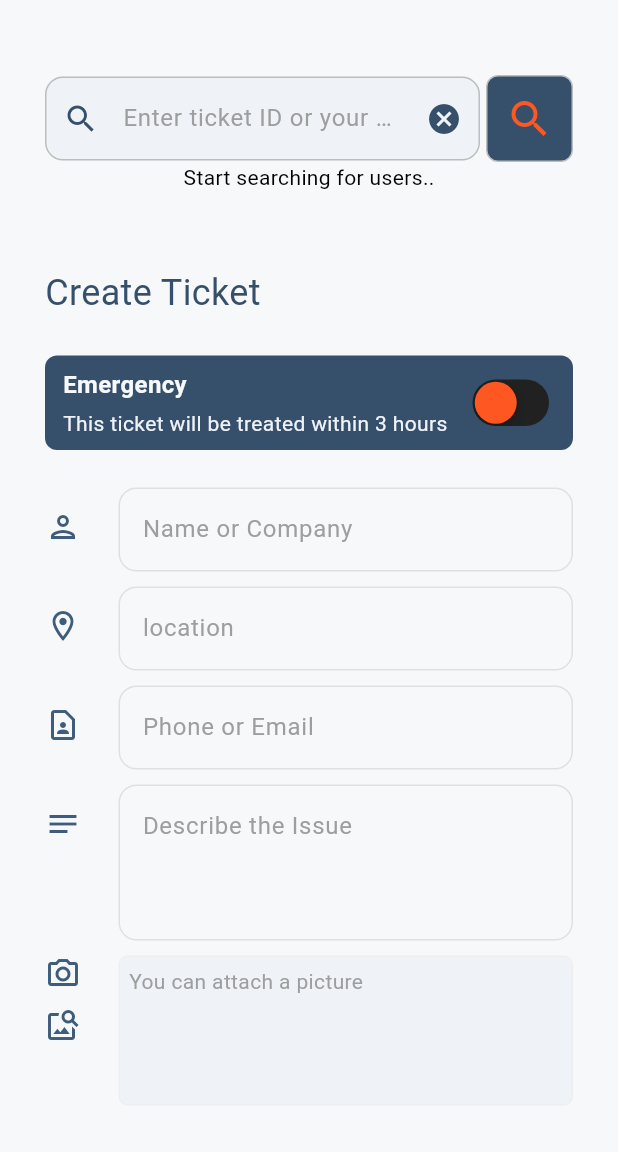
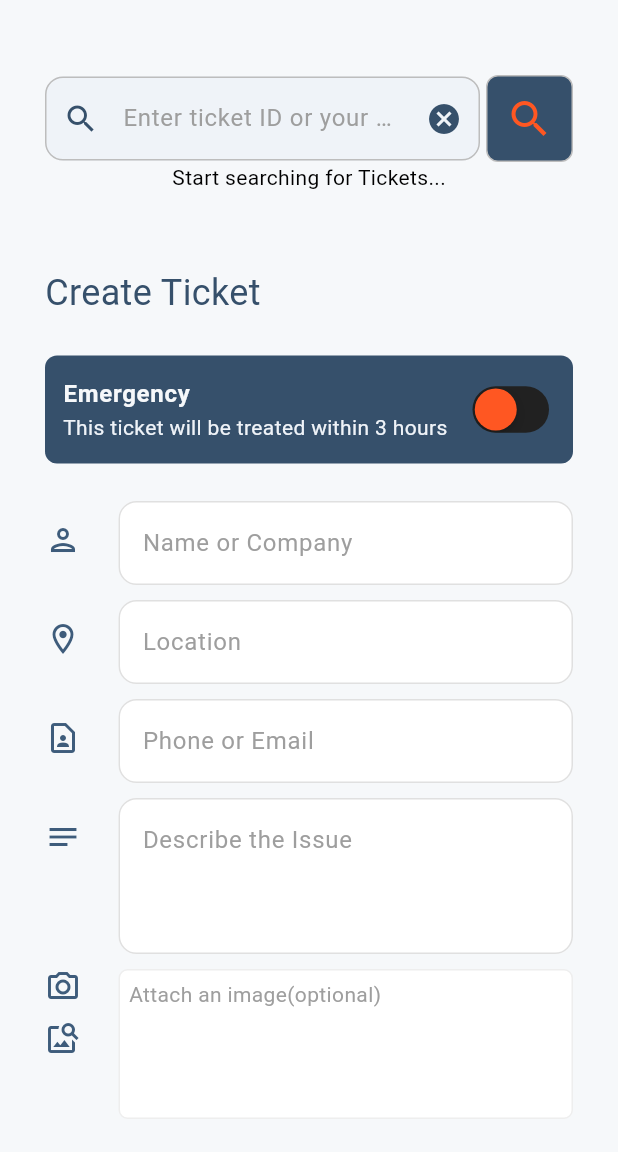
Before and after one commit to Antoine-Ringnyu/techshop, a Flutter app: the screen it shows after launch, in the side drawer, after a tap on the "search" icon, on a phone screen of 412 x 824 dp, the part 84-1236 px from its top. Run offline on Flutter 3.47's test engine with Material 3 defaults, Android fonts, the light colour scheme and no system bars; our stand-ins replace flutter_bloc, image_picker, supabase_flutter; accounts and stored records are empty.

Commit message:
done styling the ticket tile

```diff
--- a/lib/features/Welcome/presentation/components/sample_tickets.dart
+++ b/lib/features/Welcome/presentation/components/sample_tickets.dart
@@ -15,7 +15,6 @@ class _SampleTicketsState extends State<SampleTickets> {
   Widget build(BuildContext context) {
     return SizedBox(
       height: 250,
-
       child: StreamBuilder(
         // Listening to the stream from TicketDb
         stream: ticketdb.stream,
@@ -35,21 +34,20 @@ class _SampleTicketsState extends State<SampleTickets> {
             shrinkWrap: true,
 
             // Number of tickets
-            itemCount: tickets.length,
+            itemCount: 7,
             itemBuilder: (context, index) {
-
               // Each ticket in the list
               final ticket = tickets[index];
 
               // Display each ticket's issue description
               return ListTile(
                 title: Row(
-                  crossAxisAlignment: CrossAxisAlignment.start,
+                  // crossAxisAlignment: CrossAxisAlignment.start,
                   children: [
                     Container(
                       padding: const EdgeInsets.all(8),
                       decoration: BoxDecoration(
-                          color: Theme.of(context).colorScheme.inversePrimary,
+                          color: Colors.white,
                           border: Border.all(
                               color:
                                   Theme.of(context).colorScheme.inversePrimary),
@@ -63,29 +61,19 @@ class _SampleTicketsState extends State<SampleTickets> {
                       width: 25,
                     ),
                     Expanded(
-                      child: Column(
-
-                        // Aligns text to the left
-                        crossAxisAlignment: CrossAxisAlignment.start,
-                        children: [
-                          Text(
-                            ticket.userName,
-                            style: TextStyle(
-                              color: Theme.of(context).colorScheme.secondary,
-                              fontWeight: FontWeight.bold,
-                            ),
-                          ),
-                          Text(
-                            maxLines: 3,
-                            ticket.issueDescription,
-                            style: TextStyle(
-                              color: Theme.of(context).colorScheme.primary,
-                              fontWeight: FontWeight.w300,
-                            ),
-                          ),
-                        ],
+                      child: ListTile(
+                        contentPadding: EdgeInsets.zero,
+                        // textColor: Colors.black,
+                        title: Text(ticket.userName),
+                        subtitle: Text(ticket.issueDescription),
+                        titleTextStyle: TextStyle(
+                            color: Theme.of(context).colorScheme.secondary,
+                            fontWeight: FontWeight.bold),
+                        subtitleTextStyle: TextStyle(
+                          color: Theme.of(context).colorScheme.primary,
+                        ),
                       ),
-                    )
+                    ),
                   ],
                 ),
               );
--- a/lib/features/searchTickets/presentation/components/search_tickets.dart
+++ b/lib/features/searchTickets/presentation/components/search_tickets.dart
@@ -116,23 +116,20 @@ class _SearchTicketsState extends State<SearchTickets> {
             builder: (context, state) {
               //loaded
               if (state is SearchLoaded) {
-                //no users..
+                //no tickets..
                 if (state.tickets.isEmpty) {
                   return const Center(
                     child: Text("No tickets found"),
                   );
                 }
-                //users...
-                return SizedBox(
-                  height: 200,
-                  child: ListView.builder(
+                //Tickets...
+                return ListView.builder(
                   shrinkWrap: true,
                   itemCount: state.tickets.length,
                   itemBuilder: (context, index) {
                     final ticket = state.tickets[index];
                     return TicketTile(ticket: ticket! );
                   },
-                  ),
                 );
               }
 
@@ -152,7 +149,7 @@ class _SearchTicketsState extends State<SearchTickets> {
 
               //default
               return const Center(
-                child: Text("Start searching for users.."),
+                child: Text("Start searching for Tickets..."),
               );
             },
           ),
--- a/lib/features/ticket/data/datasources/ticket_db.dart
+++ b/lib/features/ticket/data/datasources/ticket_db.dart
@@ -28,12 +28,13 @@ class TicketDb {
 
   //update ticket
   Future updateTicket(Ticket oldTicket, String newUserName, String newLocation,
-      String newContact, String newIssueDescription) async {
+      String newContact, String newIssueDescription, String? newStatus) async {
     await database.update({
       'userName': newUserName,
       'location': newLocation,
       'contact': newContact,
       'issueDescription': newIssueDescription,
+      'status': newStatus!,
     }).eq('id', oldTicket.id!);
   }
 
--- a/lib/features/ticket/domain/entities/ticket.dart
+++ b/lib/features/ticket/domain/entities/ticket.dart
@@ -5,6 +5,7 @@ class Ticket {
   String contact;
   String issueDescription;
   bool emergency;
+  String? status;
 
   Ticket({
     this.id,
@@ -12,18 +13,20 @@ class Ticket {
     required this.location,
     required this.contact,
     required this.issueDescription,
-    required this.emergency
+    required this.emergency,
+    this.status,
   });
 
   //map -> note
   factory Ticket.fromMap(Map<String, dynamic> map) {
     return Ticket(
-      id: map['id'] as int,
+      id: map['id'] as int?,
       userName: map['userName'] as String,
       location: map['location'] as String,
       contact: map['contact'] as String,
       issueDescription: map['issueDescription'] as String,
       emergency: map['emergency'] as bool,
+      status: map['status'] as String?,
     );
   }
 
@@ -34,7 +37,8 @@ class Ticket {
       'location': location,
       'contact': contact,
       'issueDescription': issueDescription,
-      'emergency': emergency
+      'emergency': emergency,
+      'status': status,
     };
   }
 }
--- a/lib/features/ticket/presentation/components/my_ticket_textfield.dart
+++ b/lib/features/ticket/presentation/components/my_ticket_textfield.dart
@@ -4,14 +4,14 @@ class MyTicketTextfield extends StatelessWidget {
   final IconData textFieldIcon;
   final TextEditingController controller;
   final String hintText;
-  final int height;
+  final int? minLines;
 
   const MyTicketTextfield(
       {super.key,
       required this.controller,
       required this.hintText,
       required this.textFieldIcon,
-      required this.height});
+      required this.minLines});
 
   @override
   Widget build(BuildContext context) {
@@ -31,7 +31,7 @@ class MyTicketTextfield extends StatelessWidget {
         Expanded(
           child: TextField(
             maxLines: 5, // This is the maximum height (number of lines)
-            minLines: height, // This is the minimum height (number of lines)
+            minLines: minLines, // This is the minimum height (number of lines)
 
             controller: controller,
             decoration: InputDecoration(
@@ -43,8 +43,8 @@ class MyTicketTextfield extends StatelessWidget {
               ),
               hintStyle:
                   TextStyle(color: Colors.grey.shade500),
-              fillColor: Theme.of(context).colorScheme.surface,
-              // filled: true,
+              fillColor: Colors.white,
+              filled: true,
 
               // Border when selected
               focusedBorder: OutlineInputBorder(
--- a/lib/features/ticket/presentation/pages/create_ticket.dart
+++ b/lib/features/ticket/presentation/pages/create_ticket.dart
@@ -1,4 +1,5 @@
 import 'dart:io';
+
 import 'package:flutter/cupertino.dart';
 import 'package:flutter/material.dart';
 import 'package:image_picker/image_picker.dart';
@@ -16,94 +17,54 @@ class CreateTicket extends StatefulWidget {
 }
 
 class _CreateTicketState extends State<CreateTicket> {
-  //ticket db
   final ticketDb = TicketDb();
 
-  //nameController
+  // Controllers
   final nameController = TextEditingController();
-  //contactController
   final contactController = TextEditingController();
-  //issueDescriptionController
   final issueDescriptionController = TextEditingController();
-  //locationController
   final locationController = TextEditingController();
-  //emergency
+
+  // Emergency state
   bool _emergency = false;
+
+  // List to store images
+  List<File?> _images = [];
+
+  // Toggle emergency state
   void emergency(bool value) {
     setState(() {
       _emergency = value;
     });
   }
 
-  //............................................................................
-
-  // List to store images
-  List<File?> _images = [];
-
-  // Function to pick image
-  Future pickImage(ImageSource source) async {
+  // Pick image from either gallery or camera
+  Future<void> pickImage(ImageSource source) async {
     final ImagePicker picker = ImagePicker();
     final XFile? image = await picker.pickImage(source: source);
-
     if (image != null && _images.length < 2) {
-      // Ensure only 2 images max
       setState(() {
-        _images.add(File(image.path)); // Add the image to the list
+        _images.add(File(image.path));
       });
     }
   }
 
-  //function to clear the images after submision
-  void clearImages() {
-    setState(() {
-      _images = [];
-    });
-  }
-
-  // Function to remove an image from the list
-  void removeImage(int index) {
-    setState(() {
-      _images.removeAt(index); // Remove the image at the given index
-    });
-  }
-
-  // Pick image from gallery
-  Future pickImageFromGallery() async {
-    await pickImage(ImageSource.gallery);
-  }
-
-  // Pick image from camera
-  Future pickImageFromCamera() async {
-    await pickImage(ImageSource.camera);
-  }
-
-  //..........................................................................................
-
-  Future uploadFiles() async {
+  // Upload selected images
+  Future<void> uploadFiles() async {
     try {
       final storage = Supabase.instance.client.storage;
-
-      // Upload images
-      for (var i = 0; i < _images.length; i++) {
-        final image = _images[i];
+      for (int i = 0; i < _images.length; i++) {
         final fileName =
             'attachments/${DateTime.now().millisecondsSinceEpoch}_image$i.jpg';
-        await storage.from('attachments').upload(fileName, image!).then(
-              (value) => ScaffoldMessenger.of(context).showSnackBar(
-                const SnackBar(
-                  content: Text("Image upload successful!"),
-                ),
-              ),
-            );
+        await storage.from('attachments').upload(fileName, _images[i]!);
       }
     } catch (e) {
-      print("Error: $e");
+      print("Error uploading images: $e");
     }
   }
 
-  //user wants to add ticket
+  // Submit ticket
   Future<void> submit() async {
-    //create a new ticket
     final newTicket = Ticket(
       userName: nameController.text,
       location: locationController.text,
@@ -112,38 +73,37 @@ class _CreateTicketState extends State<CreateTicket> {
       emergency: _emergency,
     );
 
-    //safe image(s) and file in storage
     await uploadFiles();
-
-    //save in db
     await ticketDb.createTicket(newTicket);
 
-    //clear controllers
+    // Reset state
     nameController.clear();
     locationController.clear();
     contactController.clear();
     issueDescriptionController.clear();
-
-    //reset emergency switch
-    if (_emergency != false) {
     emergency(false);
+    setState(() {
+      _images.clear();
+    });
   }
 
-    //clear images
-    clearImages();
+  @override
+  void dispose() {
+    // Dispose of controllers to release resources
+    nameController.dispose();
+    contactController.dispose();
+    issueDescriptionController.dispose();
+    locationController.dispose();
+    super
+        .dispose(); // Always call super.dispose() after disposing of your controllers
   }
-
-  //user wants to update ticket
-
-  //user wants to delete ticket
 
   @override
   Widget build(BuildContext context) {
     return Center(
       child: Column(
-        // shrinkWrap: true, // Add this property to adjust height to fit content
         children: [
-          //create Ticket
+          // Title
           SizedBox(
             width: double.infinity,
             child: Text(
@@ -155,165 +115,114 @@ class _CreateTicketState extends State<CreateTicket> {
               ),
             ),
           ),
+          const SizedBox(height: 25),
 
-          const SizedBox(
-            height: 25,
-          ),
-
-          //emergency tab
+          // Emergency toggle
           Container(
-            padding: const EdgeInsets.symmetric(horizontal: 12, vertical: 8),
+            padding: const EdgeInsets.symmetric(horizontal: 12, vertical: 0),
             decoration: BoxDecoration(
-              //color of button
               color: Theme.of(context).colorScheme.secondary,
-
-              //curve corners
               borderRadius: BorderRadius.circular(8),
             ),
             child: Row(
-              crossAxisAlignment: CrossAxisAlignment.center,
               mainAxisAlignment: MainAxisAlignment.spaceBetween,
               children: [
-                Column(
-                  crossAxisAlignment: CrossAxisAlignment.start,
-                  children: [
-                    Text(
+                Expanded(
+                  child: ListTile(
+                    contentPadding: EdgeInsets
+                        .zero, // Optional: Removes default padding if needed
+                    title: Text(
                       "Emergency",
                       style: TextStyle(
-                        fontSize: 16,
+                        // fontSize: 16,
                         fontWeight: FontWeight.bold,
                         color: Theme.of(context).colorScheme.inversePrimary,
                       ),
                     ),
-                    const SizedBox(
-                      height: 4,
-                    ),
-                    Text(
+                    subtitle: Text(
                       "This ticket will be treated within 3 hours",
                       style: TextStyle(
+                        // fontSize: 12, // Smaller font size for subtitle
                         color: Theme.of(context).colorScheme.surface,
                       ),
                     ),
-                  ],
+                  ),
                 ),
                 CupertinoSwitch(
                   value: _emergency,
                   onChanged: emergency,
-
-                  //switch styling
                   activeColor: Theme.of(context).colorScheme.inversePrimary,
                   thumbColor: Theme.of(context).colorScheme.tertiary,
                   trackColor: Colors.grey[900],
-                )
+                ),
               ],
             ),
           ),
+          const SizedBox(height: 25),
 
-          const SizedBox(
-            height: 25,
-          ),
-
-          //customer or company name
+          // Text fields
           MyTicketTextfield(
             controller: nameController,
             hintText: "Name or Company",
             textFieldIcon: Icons.person_outlined,
-            height: 1,
+            minLines: 1,
           ),
-
-          const SizedBox(
-            height: 10,
-          ),
-
-          //location
+          const SizedBox(height: 10),
           MyTicketTextfield(
             controller: locationController,
-            hintText: "location",
+            hintText: "Location",
             textFieldIcon: Icons.location_on_outlined,
-            height: 1,
+            minLines: 1,
           ),
-
-          const SizedBox(
-            height: 10,
-          ),
-
-          //telephone or email
+          const SizedBox(height: 10),
           MyTicketTextfield(
             controller: contactController,
             hintText: "Phone or Email",
             textFieldIcon: Icons.contact_page_outlined,
-            height: 1,
+            minLines: 1,
           ),
-
-          const SizedBox(
-            height: 10,
-          ),
-
-          //issue description
+          const SizedBox(height: 10),
           MyTicketTextfield(
               controller: issueDescriptionController,
               hintText: "Describe the Issue",
               textFieldIcon: Icons.notes_outlined,
-            height: 3,
-          ),
+              minLines: 3),
+          const SizedBox(height: 10),
 
-          // ...............................................................................................
-          const SizedBox(
-            height: 10,
-          ),
-
-          //attatchment
-
+          // Attachments section
           Row(
             crossAxisAlignment: CrossAxisAlignment.start,
             children: [
               Column(
                 children: [
                   GestureDetector(
-                    onTap: pickImageFromCamera,
-                    child: Icon(
-                      Icons.camera_alt_outlined,
-                      color: Theme.of(context).colorScheme.primary,
+                    onTap: () => pickImage(ImageSource.camera),
+                    child: Icon(Icons.camera_alt_outlined,
+                        color: Theme.of(context).colorScheme.primary),
                   ),
-                  ),
-                  const SizedBox(
-                    height: 10,
-                  ),
+                  const SizedBox(height: 10),
                   GestureDetector(
-                    onTap: pickImageFromGallery,
-                    child: Icon(
-                      Icons.image_search,
-                      color: Theme.of(context).colorScheme.primary,
-                    ),
-                  ),
-                  const SizedBox(
-                    height: 10,
+                    onTap: () => pickImage(ImageSource.gallery),
+                    child: Icon(Icons.image_search,
+                        color: Theme.of(context).colorScheme.primary),
                   ),
                 ],
               ),
-              const SizedBox(
-                width: 25,
-              ),
+              const SizedBox(width: 25),
               Expanded(
                 child: Column(
                   crossAxisAlignment: CrossAxisAlignment.start,
                   children: [
-                  // If _imageFile is not null, show the image
-
                     _images.isNotEmpty
                         ? Row(
                             children: [
-                            // Show each image in the list
                               for (int i = 0; i < _images.length; i++)
                                 Expanded(
                                   child: Stack(
                                     children: [
-                                    // Display each image in the list
                                       Padding(
                                           padding: const EdgeInsets.all(2.0),
-                                      child: Image.file(_images[i]!),
-                                    ),
-                                    // Delete button on top of the image
+                                          child: Image.file(_images[i]!)),
                                       Positioned(
                                         top: 0,
                                         right: 0,
@@ -323,8 +232,9 @@ class _CreateTicketState extends State<CreateTicket> {
                                               color: Theme.of(context)
                                                   .colorScheme
                                                   .tertiary),
-                                        onPressed: () => removeImage(
-                                            i), // Remove image on button press
+                                          onPressed: () => setState(
+                                            () => _images.removeAt(i),
+                                          ),
                                         ),
                                       ),
                                     ],
@@ -337,36 +247,26 @@ class _CreateTicketState extends State<CreateTicket> {
                             height: 100,
                             padding: const EdgeInsets.all(6),
                             decoration: BoxDecoration(
-                            color: Theme.of(context).colorScheme.surface,
-                            border: Border.all(
-                              color: Colors.grey[200]!,
-                            ),
+                              color: Colors.white,
+                              border: Border.all(color: Colors.grey[200]!),
                               borderRadius: BorderRadius.circular(6.0),
                             ),
                             child: Text(
-                            'You can attach a picture',
+                              'Attach an image(optional)',
                               style: TextStyle(
                                 color: Colors.grey[500],
                               ),
                             ),
-                        )
-                ],
-              ))
+                          ),
                   ],
                 ),
+              ),
+            ],
+          ),
+          const SizedBox(height: 50),
 
-          // ...............................................................................................
-
-          const SizedBox(
-            height: 50,
-          ),
-          //submit button
-          MyButton(
-            onTab: submit,
-            text: "Submit Ticket",
-          )
-
-          // ...............................................................................................
+          // Submit button
+          MyButton(onTab: submit, text: "Submit Ticket"),
         ],
       ),
     );
```
Also changed, not shown: lib/features/searchTickets/presentation/components/ticket_tile.dart (+56 -4 lines). Lines whose indentation alone changed are shown as unchanged.
